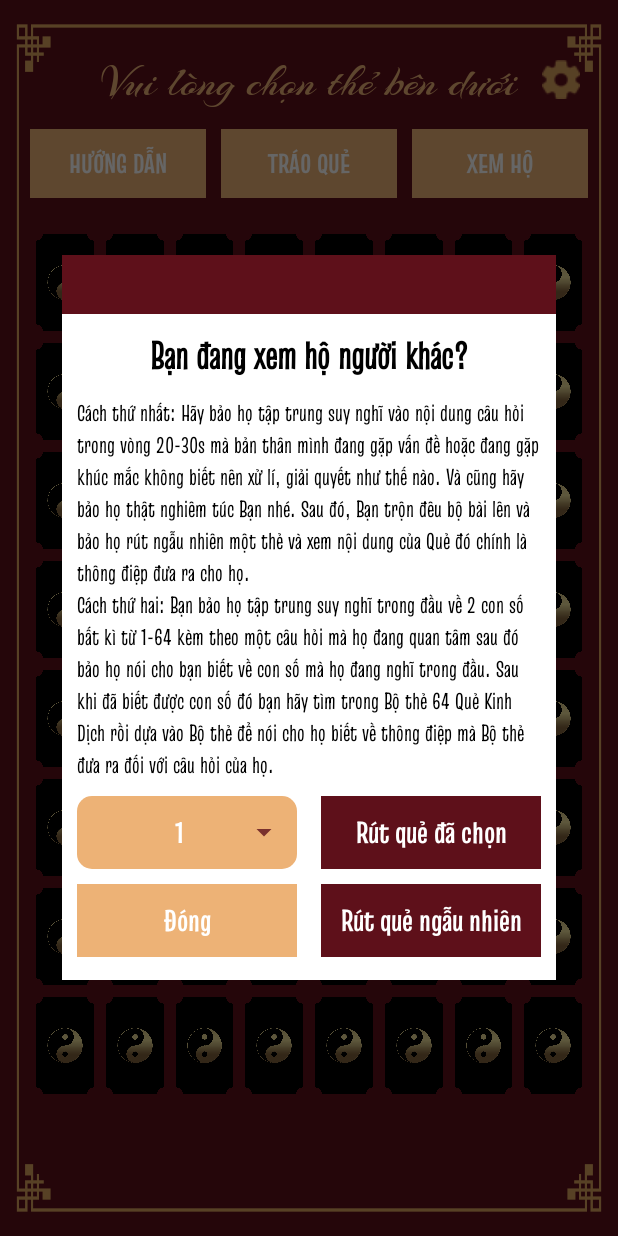
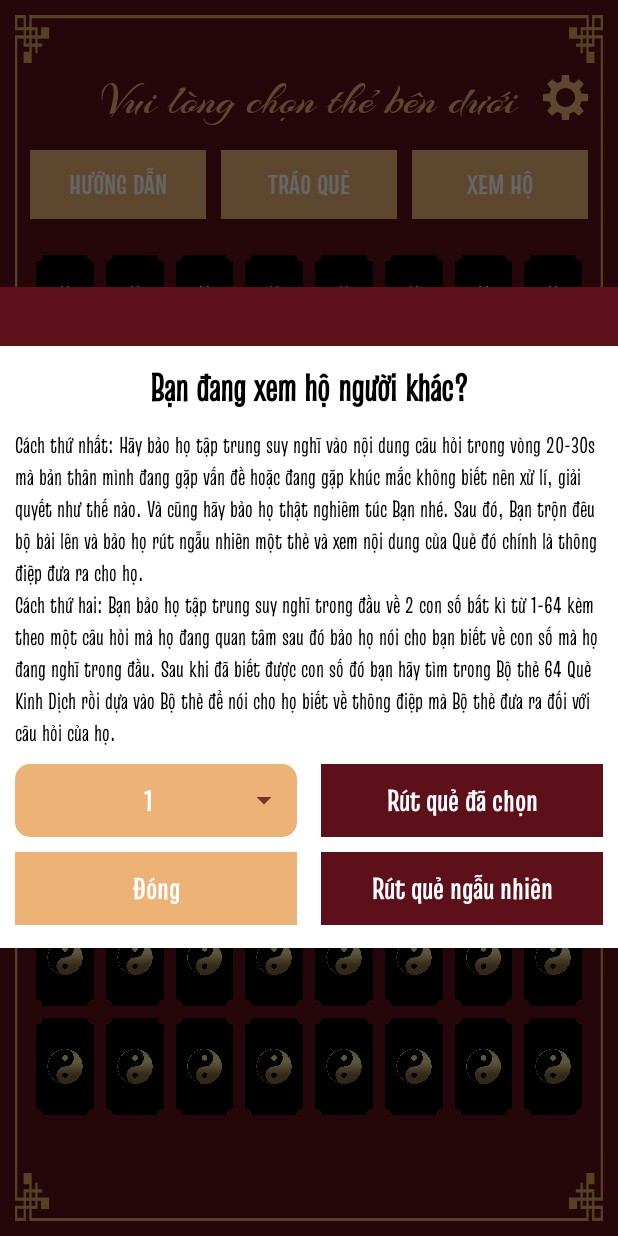
Before and after one commit to lamtung1411/boique, an Android app: the screen it shows after launch (MainActivity), after a tap on "XEM HỘ", on a phone screen of 412 x 824 dp. Run offline under Robolectric (Android 15) with nearby library versions, the phone set to English and light mode, and no system bars; our stand-ins replace AdMob; libraries missing offline, so code that uses them is left out: androidx.databinding.library, com.google.ads.mediation; plain views replace AnimatedRecyclerView, ImageView, LinearLayout, TextView; pictures from the network do not load; 19 statements that could not run were skipped.

Commit message:
- sua loi done

```diff
--- a/app/src/main/java/com/boikinhdich/quekinhdich/ui/SelectQueFragment.kt
+++ b/app/src/main/java/com/boikinhdich/quekinhdich/ui/SelectQueFragment.kt
@@ -1,15 +1,10 @@
 package com.boikinhdich.quekinhdich.ui
 
-import android.app.Activity
 import android.app.Dialog
 import android.content.Context
 import android.graphics.Color
-import android.graphics.Point
 import android.graphics.drawable.ColorDrawable
-import android.os.Build
 import android.os.Bundle
-import android.util.DisplayMetrics
-import android.view.Display
 import android.view.LayoutInflater
 import android.view.View
 import android.view.ViewGroup
@@ -19,8 +14,6 @@ import android.widget.AdapterView
 import android.widget.ArrayAdapter
 import androidx.fragment.app.Fragment
 import androidx.recyclerview.widget.GridLayoutManager
-import com.amuse.animalsounds.utils.ext.ChooseLanguageListener
-import com.amuse.animalsounds.utils.ext.diaLogSetting
 import com.boikinhdich.quekinhdich.R
 import com.boikinhdich.quekinhdich.ui.adapter.CardAdapter
 import com.boikinhdich.quekinhdich.adapter.CardModel
@@ -28,11 +21,9 @@ import com.boikinhdich.quekinhdich.data.model.fromJsonArray
 import com.boikinhdich.quekinhdich.databinding.DialogXemHoBinding
 import com.boikinhdich.quekinhdich.databinding.FragmentSelectQueBinding
 import com.boikinhdich.quekinhdich.ui.main.FragmentListener
-import com.boikinhdich.quekinhdich.ui.main.MainActivity
 import com.google.android.play.core.review.ReviewManager
 import com.google.android.play.core.review.testing.FakeReviewManager
 import java.util.Random
-import kotlin.math.roundToInt
 
 class SelectQueFragment : Fragment() {
 
@@ -40,7 +31,7 @@ class SelectQueFragment : Fragment() {
     private val binding get() = _binding!!
 
     var listener: FragmentListener? = null
-    private var reviewManager: ReviewManager? = null
+
 
     private val cardAdapter by lazy { CardAdapter() }
     private var isShowAnimatonFisrt = true
@@ -63,8 +54,6 @@ class SelectQueFragment : Fragment() {
     override fun onViewCreated(view: View, savedInstanceState: Bundle?) {
         super.onViewCreated(view, savedInstanceState)
 
-        reviewManager = FakeReviewManager(context)
-
         binding.apply {
             // Khởi tạo RecyclerView và adapter
 
@@ -77,8 +66,6 @@ class SelectQueFragment : Fragment() {
                 else
                     layoutAnimation = null
                 isShowAnimatonFisrt = false
-
-
             }
 
             val json =
@@ -95,6 +82,7 @@ class SelectQueFragment : Fragment() {
             }
 
             btnPalmOff.setOnClickListener {
+                animationRecyclview()
                 items.shuffle()
                 cardAdapter.notifyDataSetChanged()
                 cardRecylerview.scheduleLayoutAnimation()
@@ -105,15 +93,17 @@ class SelectQueFragment : Fragment() {
             }
 
             btnSetting.setOnClickListener {
-                requireActivity().diaLogSetting(reviewManager!!, object : ChooseLanguageListener {
-                    override fun onTemps() {
-                        listener?.onTermsFragment()
-                    }
-                })
+                listener?.onDialogSetting()
             }
 
             btnXemHo.setOnClickListener {
+                openDialogXemHo(items)
+            }
 
+        }
+    }
+
+    private fun openDialogXemHo(items: ArrayList<CardModel>) {
         var dialogXemHo = Dialog(requireContext())
         dialogXemHo.requestWindowFeature(Window.FEATURE_NO_TITLE)
         val binding = DialogXemHoBinding.inflate(layoutInflater)
@@ -147,7 +137,6 @@ class SelectQueFragment : Fragment() {
                 }
             }
 
-
             btnSelectIdQue.setOnClickListener {
                 for (item in items) {
                     if (item.id == idQue)
@@ -172,62 +161,16 @@ class SelectQueFragment : Fragment() {
             }
         }
 
-                val w: Int = if (getScreenSizeInches(requireActivity()) > 7)
-                    (resources.displayMetrics.widthPixels * 0.6).roundToInt()
-                else (resources.displayMetrics.widthPixels * 0.8).roundToInt()
+
+        val w: Int = ViewGroup.LayoutParams.WRAP_CONTENT
         val h: Int = ViewGroup.LayoutParams.WRAP_CONTENT
         dialogXemHo.window!!.setLayout(w, h)
         dialogXemHo.window!!.setBackgroundDrawable(ColorDrawable(Color.TRANSPARENT))
         dialogXemHo.show()
     }
 
-        }
-    }
-
     private fun setItemDetailQue(item: CardModel) {
         listener?.onDetailQueFragment(item)
-    }
-
-    private fun getScreenSizeInches(activity: Activity): Double {
-        val windowManager = activity.windowManager
-        val display = windowManager.defaultDisplay
-        val displayMetrics = DisplayMetrics()
-        display.getMetrics(displayMetrics)
-
-        // since SDK_INT = 1;
-        var mWidthPixels = displayMetrics.widthPixels
-        var mHeightPixels = displayMetrics.heightPixels
-
-        // includes window decorations (statusbar bar/menu bar)
-        if (Build.VERSION.SDK_INT >= 14 && Build.VERSION.SDK_INT < 17) {
-            try {
-                mWidthPixels =
-                    Display::class.java.getMethod("getRawWidth").invoke(display) as Int
-                mHeightPixels =
-                    Display::class.java.getMethod("getRawHeight")
-                        .invoke(display) as Int
-            } catch (ignored: Exception) {
-            }
-        }
-
-        // includes window decorations (statusbar bar/menu bar)
-        if (Build.VERSION.SDK_INT >= 17) {
-            try {
-                val realSize = Point()
-                Display::class.java.getMethod(
-                    "getRealSize",
-                    Point::class.java
-                ).invoke(display, realSize)
-                mWidthPixels = realSize.x
-                mHeightPixels = realSize.y
-            } catch (ignored: Exception) {
-            }
-        }
-        val dm = DisplayMetrics()
-        activity.windowManager.defaultDisplay.getMetrics(dm)
-        val x = Math.pow(mWidthPixels / dm.xdpi.toDouble(), 2.0)
-        val y = Math.pow(mHeightPixels / dm.ydpi.toDouble(), 2.0)
-        return Math.sqrt(x + y)
     }
 
     private fun animationRecyclview() {
--- a/app/src/main/java/com/boikinhdich/quekinhdich/ui/main/FragmentListener.kt
+++ b/app/src/main/java/com/boikinhdich/quekinhdich/ui/main/FragmentListener.kt
@@ -5,6 +5,6 @@ import com.boikinhdich.quekinhdich.adapter.CardModel
 interface FragmentListener {
     fun onSelectQueFragment()
     fun onDetailQueFragment(item: CardModel)
-    fun onTermsFragment()
     fun onTutorialQueFragment()
+    fun onDialogSetting()
 }
--- a/app/src/main/java/com/boikinhdich/quekinhdich/ui/main/MainActivity.kt
+++ b/app/src/main/java/com/boikinhdich/quekinhdich/ui/main/MainActivity.kt
@@ -5,18 +5,20 @@ import android.os.Bundle
 import androidx.appcompat.app.AppCompatActivity
 import androidx.fragment.app.Fragment
 import com.amuse.animalsounds.utils.admod.AdmobManager
+import com.amuse.animalsounds.utils.ext.diaLogSetting
 import com.amuse.animalsounds.utils.ext.hideSoftKeyboard
 import com.boikinhdich.quekinhdich.R
 import com.boikinhdich.quekinhdich.adapter.CardModel
 import com.boikinhdich.quekinhdich.databinding.ActivityMainBinding
 import com.boikinhdich.quekinhdich.ui.DetailQueFragment
 import com.boikinhdich.quekinhdich.ui.SelectQueFragment
-import com.boikinhdich.quekinhdich.ui.TermsFragment
 import com.boikinhdich.quekinhdich.ui.TutorialQueFragment
 import com.boikinhdich.quekinhdich.utils.ext.makeStatusBarTransparent
 import com.boikinhdich.quekinhdich.utils.ext.tryCatch
 import com.boikinhdich.quekinhdich.utils.versionAppFirebase
 import com.google.android.gms.ads.AdListener
+import com.google.android.play.core.review.ReviewManager
+import com.google.android.play.core.review.testing.FakeReviewManager
 import java.util.Timer
 
 
@@ -26,7 +28,7 @@ class MainActivity : AppCompatActivity(), FragmentListener {
     private var isAddBanner = false
     val TAG = "MainActivity"
     private var timerAds: Timer? = null
-
+    private var reviewManager: ReviewManager? = null
     private lateinit var binding: ActivityMainBinding // View Binding
 
     override fun onCreate(savedInstanceState: Bundle?) {
@@ -34,6 +36,8 @@ class MainActivity : AppCompatActivity(), FragmentListener {
         // Khởi tạo binding
         binding = ActivityMainBinding.inflate(layoutInflater)
         setContentView(binding.root)
+
+        reviewManager = FakeReviewManager(this)
 
         binding.apply {
 
@@ -83,7 +87,7 @@ class MainActivity : AppCompatActivity(), FragmentListener {
 //                    showNoiceUpdateApp(this)
             }
 
-            switchFragment(SelectQueFragment(), "SelectQueFragment", true)
+            switchFragment(SelectQueFragment(), "SelectQueFragment", false)
         }
     }
 
@@ -95,12 +99,12 @@ class MainActivity : AppCompatActivity(), FragmentListener {
         switchFragment(DetailQueFragment.newInstance(item), "DetailQueFragment", true)
     }
 
-    override fun onTermsFragment() {
-        switchFragment(TermsFragment(), "TermsFragment", true)
+    override fun onTutorialQueFragment() {
+        switchFragment(TutorialQueFragment(), "TermsFragment", true)
     }
 
-    override fun onTutorialQueFragment() {
-        switchFragment(TutorialQueFragment(), "TermsFragment", true)
+    override fun onDialogSetting() {
+       diaLogSetting(reviewManager!!)
     }
 
     fun switchFragment(
--- /dev/null
+++ b/app/src/main/res/drawable/ic_khung_bg.xml
@@ -0,0 +1,10 @@
+<vector xmlns:android="http://schemas.android.com/apk/res/android"
+    android:width="1000dp"
+    android:height="1700dp"
+    android:viewportWidth="1159.3"
+    android:viewportHeight="1647.9">
+  <path
+      android:pathData="M1159.3,20.9V0h-21.5v16.5h-6.8V0H28.3v16.5h-6.8V0H0v20.9h17v6.8H0v1592.5h17v6.8H0v20.9h21.4v-16.6h6.8v16.6h1102.7v-16.6h6.8v16.6h21.5v-20.9h-17v-6.8h17V27.7h-17v-6.8h17ZM1142.3,4.4h12.5v12.2h-12.5V4.4ZM4.5,16.5V4.4h12.5v12.2H4.5ZM21.4,20.9h6.8v6.8h-6.8v-6.8ZM39.8,27.7h-7.1v-6.8h7.1v6.8ZM21.4,32.1h6.8v6.9h-6.8v-6.9ZM32.9,32.1h7v6.8h-7v-6.8ZM17,1643.5H4.5v-12.2h12.5v12.2ZM21.4,1627v-6.8h6.8v6.8h-6.8ZM39.8,1615.8h-7v-6.9h7v6.9ZM39.8,1620.2v6.8h-7.1v-6.8h7.1ZM28.3,1615.9h-6.8v-6.9h6.8v6.9ZM1154.8,1631.4v12.2h-12.5v-12.2h12.5ZM1137.8,1627h-6.8v-6.8h6.8v6.8ZM1119.4,1620.2h7.1v6.8h-7.1v-6.8ZM1137.8,1615.9h-6.8v-6.9h6.8v6.9ZM1126.4,1615.8h-7v-6.9h7v6.9ZM1154.8,32.1v1583.8h-12.5v-11.3h-11.3v-6.8h11.3l0.1,-15.5h-15.9v13.3h-0.1v9h-7v-8.9h-4.5l-0,8.9h-9.1v4.4h9.1v6.9h-22.7v15.5h15.9v-11.1h6.9v11.2h11.6v12.2H32.8v-12.2h11.6v-11.2h6.9v11.1h15.9v-15.5h-22.8v-6.9h9.1v-4.4h-9.1v-8.9h-4.5l0,8.9h-7v-9h-0.1v-13.3h-15.9l0,15.5h11.3v6.8h-11.3v11.3H4.5V32.1h12.5v11.3h11.3v6.8h-11.3l-0,15.5h15.9v-13.3h0.1v-8.9h7l-0,8.9h4.5v-8.9h9.1v-4.4h-9.1v-6.8h22.8v-15.5h-15.9v11h-6.9v-11.2h-11.6V4.4h1093.8v12.2h-11.6v11.2h-6.9v-11h-15.9v15.5h22.7v6.8h-9.1v4.4h9.1l0,8.9h4.5v-8.9h7v8.9h0.1v13.3h15.9l-0.1,-15.5h-11.3v-6.8h11.3v-11.3h12.5ZM1119.4,32.1h7v6.8h-7v-6.8ZM1131,32.1h6.8v6.9h-6.8v-6.9ZM1119.4,27.7v-6.8h7.1v6.8h-7.1ZM1137.8,27.7h-6.8v-6.8h6.8v6.8Z"
+      android:strokeWidth="0"
+      android:fillColor="#dba25d"/>
+</vector>
--- /dev/null
+++ b/app/src/main/res/drawable/ic_setting.xml
@@ -0,0 +1,10 @@
+<vector xmlns:android="http://schemas.android.com/apk/res/android"
+    android:width="30dp"
+    android:height="30dp"
+    android:viewportWidth="30"
+    android:viewportHeight="30">
+  <path
+      android:pathData="M30,12.71v4.59l-4.36,0.44c-0.28,0.99 -0.66,1.93 -1.16,2.82l2.76,3.42 -3.26,3.26 -3.43,-2.76c-0.88,0.5 -1.82,0.94 -2.82,1.16l-0.44,4.36h-4.59l-0.44,-4.36c-0.99,-0.28 -1.93,-0.66 -2.82,-1.16l-3.43,2.76 -3.26,-3.26 2.76,-3.42c-0.5,-0.88 -0.94,-1.82 -1.16,-2.82l-4.36,-0.44v-4.59l4.36,-0.44c0.28,-0.99 0.66,-1.93 1.16,-2.82l-2.76,-3.43 3.26,-3.26 3.43,2.76c0.88,-0.5 1.82,-0.94 2.82,-1.16l0.44,-4.36h4.59l0.44,4.36c0.99,0.28 1.93,0.66 2.82,1.16l3.43,-2.76 3.26,3.26 -2.76,3.43c0.5,0.88 0.94,1.82 1.16,2.82l4.36,0.44ZM21.38,15.03c0,-3.48 -2.87,-6.35 -6.35,-6.35s-6.35,2.87 -6.35,6.35 2.87,6.35 6.35,6.35c3.48,-0.06 6.35,-2.87 6.35,-6.35Z"
+      android:strokeWidth="0"
+      android:fillColor="#edb276"/>
+</vector>
--- /dev/null
+++ b/app/src/main/res/drawable/shape_circle.xml
@@ -0,0 +1,4 @@
+<shape xmlns:android="http://schemas.android.com/apk/res/android"
+    android:shape="oval">
+    <solid android:color="@color/black" /> <!-- Màu nền của hình tròn -->
+</shape>
--- a/app/src/main/res/layout/fragment_select_que.xml
+++ b/app/src/main/res/layout/fragment_select_que.xml
@@ -1,22 +1,31 @@
 <?xml version="1.0" encoding="utf-8"?>
-<LinearLayout xmlns:android="http://schemas.android.com/apk/res/android"
+<androidx.constraintlayout.widget.ConstraintLayout xmlns:android="http://schemas.android.com/apk/res/android"
     xmlns:app="http://schemas.android.com/apk/res-auto"
     xmlns:tools="http://schemas.android.com/tools"
     android:id="@+id/main"
     android:layout_width="match_parent"
     android:layout_height="match_parent"
+    android:background="@color/red_custom"
+    tools:context=".ui.SelectQueFragment">
+
+    <LinearLayout
+        android:layout_width="match_parent"
+        android:layout_height="match_parent"
+        android:gravity="center"
         android:orientation="vertical"
-    android:gravity="center"
-    android:background="@drawable/ic_bg"
-    tools:context=".ui.SelectQueFragment">
+        android:layout_margin="10dp"
+        android:background="@drawable/ic_khung_bg"
+        app:layout_constraintBottom_toBottomOf="parent"
+        app:layout_constraintEnd_toEndOf="parent"
+        app:layout_constraintStart_toStartOf="parent"
+        app:layout_constraintTop_toTopOf="parent">
 
         <androidx.constraintlayout.widget.ConstraintLayout
             android:layout_width="match_parent"
             android:layout_height="wrap_content"
-        android:gravity="center"
             android:layout_gravity="center"
             android:layout_marginTop="30dp"
-        android:layout_marginHorizontal="15dp"
+            android:gravity="center"
             android:orientation="horizontal">
 
             <TextView
@@ -36,8 +45,8 @@
                 android:id="@+id/btnSetting"
                 android:layout_width="wrap_content"
                 android:layout_height="wrap_content"
+                android:padding="10dp"
                 android:src="@drawable/ic_setting"
-            android:padding="10dp"
                 app:carbon_rippleColor="@color/transparent_click"
                 app:layout_constraintBottom_toBottomOf="parent"
                 app:layout_constraintEnd_toEndOf="parent"
@@ -45,12 +54,11 @@
 
         </androidx.constraintlayout.widget.ConstraintLayout>
 
-
         <LinearLayout
             android:layout_width="match_parent"
             android:layout_height="wrap_content"
+            android:layout_marginHorizontal="10dp"
             android:layout_marginTop="10dp"
-        android:layout_marginHorizontal="20dp"
             android:orientation="horizontal">
 
 
@@ -59,50 +67,50 @@
                 android:layout_width="0dp"
                 android:layout_height="wrap_content"
                 android:layout_weight="1"
+                android:background="@color/brown"
+                android:fontFamily="@font/truculenta_bold"
+                android:gravity="center"
+                android:padding="10dp"
+                android:text="Hướng dẫn"
+                android:textAllCaps="true"
+                android:textColor="#FFFFFF"
                 android:textSize="18sp"
-            android:fontFamily="@font/truculenta_bold"
                 app:carbon_cornerRadius="10dp"
-            android:background="@color/brown"
-            app:carbon_rippleColor="@color/transparent_click"
-            android:gravity="center"
-            android:text="Hướng dẫn"
-            android:padding="10dp"
-            android:textAllCaps="true"
-            android:textColor="#FFFFFF" />
+                app:carbon_rippleColor="@color/transparent_click" />
 
 
             <carbon.widget.TextView
                 android:id="@+id/btnPalmOff"
                 android:layout_width="0dp"
                 android:layout_height="wrap_content"
+                android:layout_marginHorizontal="10dp"
                 android:layout_weight="1"
-            android:layout_marginHorizontal="10dp"
+                android:background="@color/brown"
+                android:fontFamily="@font/truculenta_bold"
+                android:gravity="center"
+                android:padding="10dp"
+                android:text="Tráo quẻ"
+                android:textAllCaps="true"
+                android:textColor="#FFFFFF"
                 android:textSize="18sp"
-            android:fontFamily="@font/truculenta_bold"
                 app:carbon_cornerRadius="10dp"
-            android:background="@color/brown"
-            app:carbon_rippleColor="@color/transparent_click"
-            android:gravity="center"
-            android:text="Tráo quẻ"
-            android:padding="10dp"
-            android:textAllCaps="true"
-            android:textColor="#FFFFFF" />
+                app:carbon_rippleColor="@color/transparent_click" />
 
             <carbon.widget.TextView
                 android:id="@+id/btnXemHo"
                 android:layout_width="0dp"
                 android:layout_height="wrap_content"
                 android:layout_weight="1"
+                android:background="@color/brown"
+                android:fontFamily="@font/truculenta_bold"
+                android:gravity="center"
+                android:padding="10dp"
+                android:text="Xem hộ"
+                android:textAllCaps="true"
+                android:textColor="#FFFFFF"
                 android:textSize="18sp"
-            android:fontFamily="@font/truculenta_bold"
                 app:carbon_cornerRadius="10dp"
-            android:background="@color/brown"
-            app:carbon_rippleColor="@color/transparent_click"
-            android:gravity="center"
-            android:text="Xem hộ"
-            android:padding="10dp"
-            android:textAllCaps="true"
-            android:textColor="#FFFFFF" />
+                app:carbon_rippleColor="@color/transparent_click" />
 
         </LinearLayout>
 
@@ -110,21 +118,15 @@
             android:id="@+id/cardRecylerview"
             android:layout_width="match_parent"
             android:layout_height="match_parent"
+            android:layout_marginHorizontal="10dp"
+            android:layout_marginTop="20dp"
+            android:layout_marginBottom="10dp"
             app:animationDuration="600"
-        android:layout_marginHorizontal="20dp"
-        android:layout_marginTop="20dp"
-        android:layout_marginBottom="30dp"
             app:layoutManagerOrientation="vertical"
             app:layoutManagerReverse="false"
             app:layoutManagerType="grid" />
 
+    </LinearLayout>
 
-<!--    <androidx.recyclerview.widget.RecyclerView-->
-<!--        android:id="@+id/recyclerView"-->
-<!--        android:layout_width="match_parent"-->
-<!--        android:layout_height="wrap_content"-->
-<!--        android:layout_marginHorizontal="20dp"-->
-<!--        android:layout_marginTop="20dp"-->
-<!--        tools:listitem="@layout/list_item" />-->
 
-</LinearLayout>
+</androidx.constraintlayout.widget.ConstraintLayout>
--- a/app/src/main/res/values/colors.xml
+++ b/app/src/main/res/values/colors.xml
@@ -9,6 +9,7 @@
     <color name="white">#FFFFFFFF</color>
     <color name="red">#5E101A</color>
     <color name="brown">#EDB276</color>
+    <color name="brown_bg">#FFDBB9</color>
     <color name="yellow">#FFE715</color>
     <color name="red_custom">#5e101a</color>
 
--- a/gradle/libs.versions.toml
+++ b/gradle/libs.versions.toml
@@ -1,6 +1,6 @@
 [versions]
 agp = "8.5.0-alpha03"
-kotlin = "1.9.0"
+kotlin = "1.8.0"
 coreKtx = "1.12.0"
 junit = "4.13.2"
 junitVersion = "1.1.5"
```
Also changed, not shown: app/src/main/java/com/boikinhdich/quekinhdich/ui/DetailQueFragment.kt (+21 -3 lines), app/src/main/java/com/boikinhdich/quekinhdich/ui/TermsFragment.kt (deleted, +0 -92 lines), app/src/main/java/com/boikinhdich/quekinhdich/utils/ext/DialogExt.kt (+10 -2 lines), app/src/main/res/drawable/ic_khung_bg_red.xml (added, +10 -0 lines), app/src/main/res/layout/fragment_detail_que.xml (+18 -9 lines), app/src/main/res/layout/fragment_terms.xml (deleted, +0 -28 lines), app/src/main/res/layout/item_content.xml (+29 -6 lines), app/src/main/assets/data.json, app/src/main/res/drawable/ic_khung_red.png (added), app/src/main/res/drawable/ic_setting.png (deleted). Lines whose indentation alone changed are shown as unchanged.
